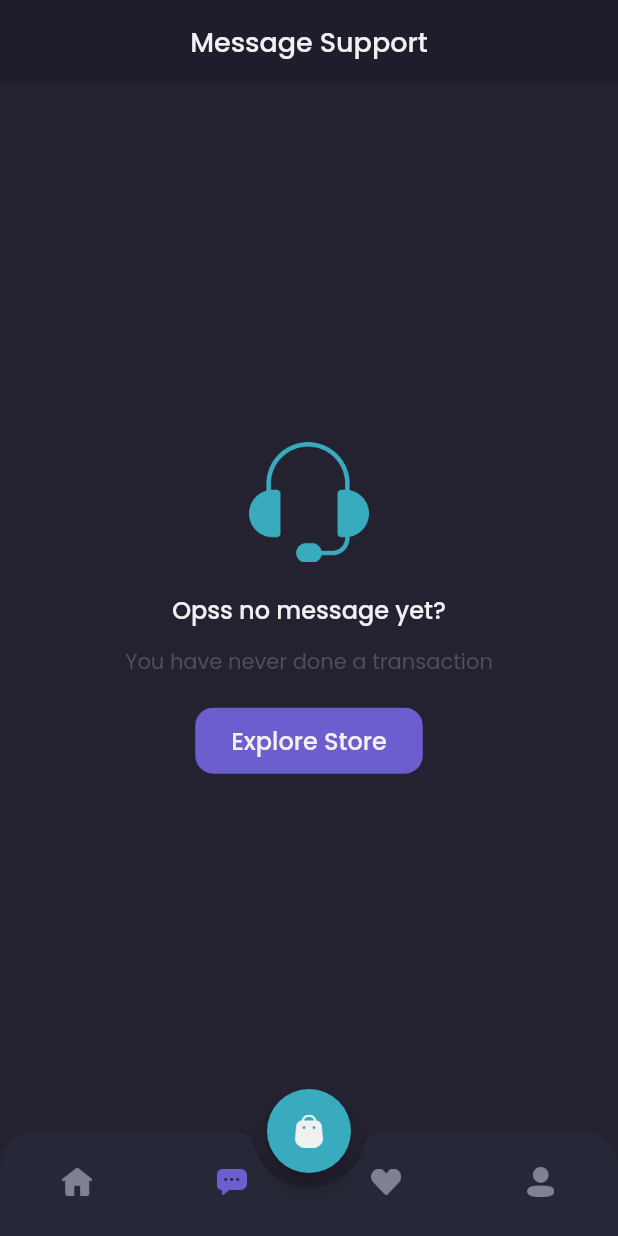
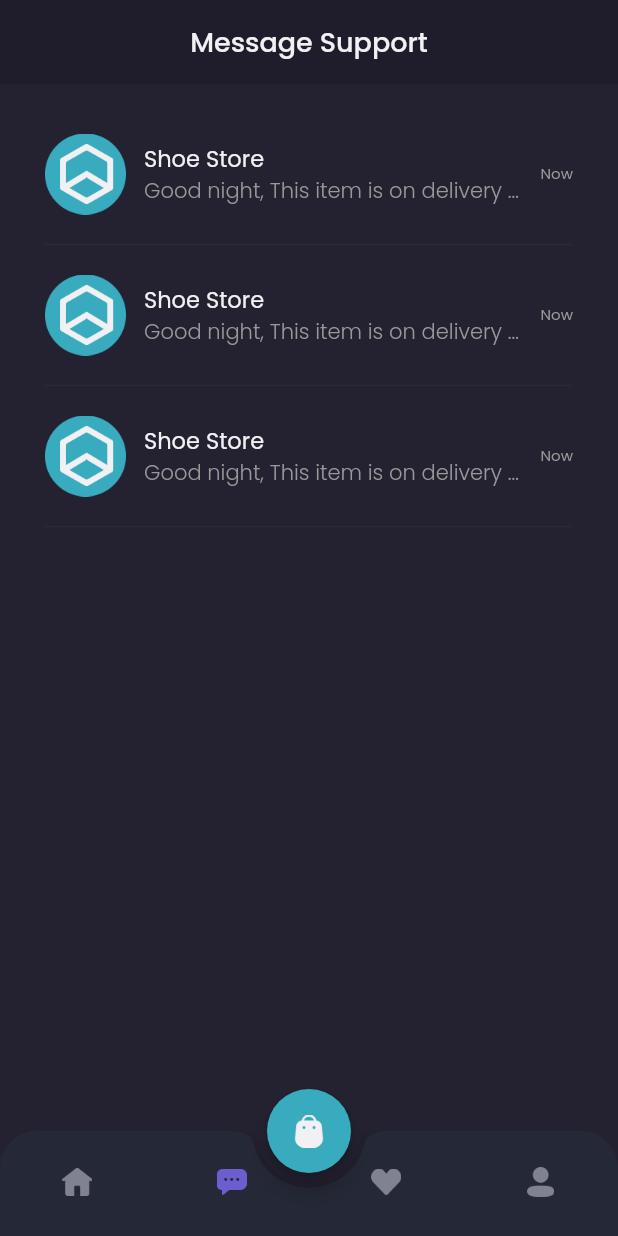
Before and after one commit to muhafs/flutter_yalla, a Flutter app: the MainPage screen opened by its route, item 2 of the bottom bar chosen, on a phone screen of 412 x 824 dp. Run offline on Flutter 3.47's test engine with Material 2 defaults, Android fonts, the phone set to English and light mode, and no system bars; our stand-ins replace google_fonts.

Commit message:
- features: create chat list for chat page - features: create chat tile component

```diff
--- /dev/null
+++ b/lib/components/chat/chat_tile.dart
@@ -0,0 +1,70 @@
+import 'package:flutter/material.dart';
+import 'package:yalla/theme.dart';
+
+class ChatTile extends StatelessWidget {
+  const ChatTile({
+    super.key,
+    required this.imageName,
+    required this.title,
+    required this.lastChat,
+    required this.date,
+  });
+
+  final String imageName;
+  final String title;
+  final String lastChat;
+  final String date;
+
+  @override
+  Widget build(BuildContext context) {
+    return Container(
+      margin: const EdgeInsets.only(top: 12),
+      child: Column(
+        children: [
+          Row(
+            children: [
+              Image.asset(
+                'assets/$imageName.png',
+                width: 54,
+              ),
+              const SizedBox(width: 12),
+              Expanded(
+                child: Column(
+                  crossAxisAlignment: CrossAxisAlignment.start,
+                  children: [
+                    Text(
+                      title,
+                      style: kPrimaryTextStyle.copyWith(
+                        fontSize: 15,
+                      ),
+                    ),
+                    Text(
+                      lastChat,
+                      style: kSecondaryTextStyle.copyWith(
+                        fontWeight: light,
+                      ),
+                      overflow: TextOverflow.ellipsis,
+                      maxLines: 1,
+                    ),
+                  ],
+                ),
+              ),
+              const SizedBox(width: 12),
+              Text(
+                date,
+                style: kSecondaryTextStyle.copyWith(
+                  fontSize: 10,
+                ),
+              ),
+            ],
+          ),
+          const SizedBox(height: 12),
+          const Divider(
+            thickness: 1,
+            color: Color(0xFF2B2939),
+          )
+        ],
+      ),
+    );
+  }
+}
--- a/lib/pages/navpages/chat_page.dart
+++ b/lib/pages/navpages/chat_page.dart
@@ -1,4 +1,5 @@
 import 'package:flutter/material.dart';
+import 'package:yalla/components/chat/chat_tile.dart';
 import 'package:yalla/theme.dart';
 
 class ChatPage extends StatefulWidget {
@@ -9,6 +10,8 @@ class ChatPage extends StatefulWidget {
 }
 
 class _ChatPageState extends State<ChatPage> {
+  bool isChatEmpty = false;
+
   @override
   Widget build(BuildContext context) {
     return Column(
@@ -30,7 +33,62 @@ class _ChatPageState extends State<ChatPage> {
           child: Container(
             width: double.infinity,
             color: kBgColor3,
-            child: Column(
+            child: isChatEmpty ? const _EmptyChat() : const _ChatList(),
+          ),
+        ),
+      ],
+    );
+  }
+}
+
+class _ChatList extends StatelessWidget {
+  const _ChatList({
+    Key? key,
+  }) : super(key: key);
+
+  @override
+  Widget build(BuildContext context) {
+    return ListView(
+      padding: const EdgeInsets.only(
+        left: kDefaultMargin,
+        top: 21,
+        right: kDefaultMargin,
+      ),
+      children: const [
+        ChatTile(
+          imageName: 'image_shop_logo',
+          title: 'Shoe Store',
+          lastChat:
+              'Good night, This item is on delivery state to your address',
+          date: 'Now',
+        ),
+        ChatTile(
+          imageName: 'image_shop_logo',
+          title: 'Shoe Store',
+          lastChat:
+              'Good night, This item is on delivery state to your address',
+          date: 'Now',
+        ),
+        ChatTile(
+          imageName: 'image_shop_logo',
+          title: 'Shoe Store',
+          lastChat:
+              'Good night, This item is on delivery state to your address',
+          date: 'Now',
+        ),
+      ],
+    );
+  }
+}
+
+class _EmptyChat extends StatelessWidget {
+  const _EmptyChat({
+    Key? key,
+  }) : super(key: key);
+
+  @override
+  Widget build(BuildContext context) {
+    return Column(
       mainAxisAlignment: MainAxisAlignment.center,
       children: [
         Image.asset(
@@ -75,10 +133,6 @@ class _ChatPageState extends State<ChatPage> {
           ),
         ),
       ],
-            ),
-          ),
-        ),
-      ],
     );
   }
 }
```
Lines whose indentation alone changed are shown as unchanged.
